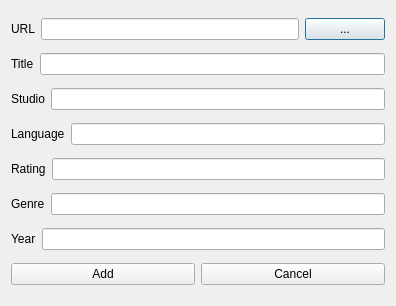
The window that addmoviedialog.ui (Zakhrov/WebPhonon) describes before a commit, drawn with Qt 5.
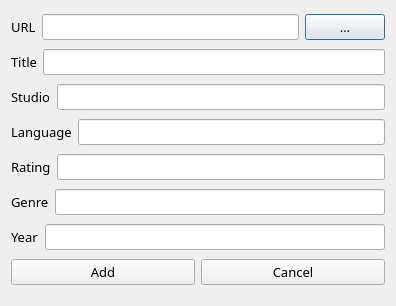
The same window after the commit. Icons and pictures are not drawn.

Patch:
```diff
--- a/addmoviedialog.ui
+++ b/addmoviedialog.ui
@@ -18,16 +18,41 @@
     <layout class="QHBoxLayout" name="horizontalLayout">
      <item>
       <widget class="QLabel" name="label">
+       <property name="font">
+        <font>
+         <family>AR CHRISTY</family>
+         <pointsize>10</pointsize>
+        </font>
+       </property>
        <property name="text">
         <string>URL</string>
        </property>
       </widget>
      </item>
      <item>
-      <widget class="QLineEdit" name="lineEdit"/>
+      <widget class="QLineEdit" name="lineEdit">
+       <property name="font">
+        <font>
+         <family>AR ESSENCE</family>
+         <pointsize>10</pointsize>
+        </font>
+       </property>
+       <property name="styleSheet">
+        <string notr="true">background-color: &quot;white&quot;</string>
+       </property>
+      </widget>
      </item>
      <item>
       <widget class="QPushButton" name="pushButton_3">
+       <property name="font">
+        <font>
+         <family>AR CHRISTY</family>
+         <pointsize>10</pointsize>
+        </font>
+       </property>
+       <property name="styleSheet">
+        <string notr="true">background-color: &quot;white&quot;</string>
+       </property>
        <property name="text">
         <string>...</string>
        </property>
@@ -39,13 +64,29 @@
     <layout class="QHBoxLayout" name="horizontalLayout_2">
      <item>
       <widget class="QLabel" name="label_2">
+       <property name="font">
+        <font>
+         <family>AR CHRISTY</family>
+         <pointsize>10</pointsize>
+        </font>
+       </property>
        <property name="text">
         <string>Title</string>
        </property>
       </widget>
      </item>
      <item>
-      <widget class="QLineEdit" name="lineEdit_2"/>
+      <widget class="QLineEdit" name="lineEdit_2">
+       <property name="font">
+        <font>
+         <family>AR ESSENCE</family>
+         <pointsize>10</pointsize>
+        </font>
+       </property>
+       <property name="styleSheet">
+        <string notr="true">background-color: &quot;white&quot;</string>
+       </property>
+      </widget>
      </item>
     </layout>
    </item>
@@ -53,13 +94,29 @@
     <layout class="QHBoxLayout" name="horizontalLayout_3">
      <item>
       <widget class="QLabel" name="label_3">
+       <property name="font">
+        <font>
+         <family>AR CHRISTY</family>
+         <pointsize>10</pointsize>
+        </font>
+       </property>
        <property name="text">
         <string>Studio</string>
        </property>
       </widget>
      </item>
      <item>
-      <widget class="QLineEdit" name="lineEdit_3"/>
+      <widget class="QLineEdit" name="lineEdit_3">
+       <property name="font">
+        <font>
+         <family>AR ESSENCE</family>
+         <pointsize>10</pointsize>
+        </font>
+       </property>
+       <property name="styleSheet">
+        <string notr="true">background-color: &quot;white&quot;</string>
+       </property>
+      </widget>
      </item>
     </layout>
    </item>
@@ -67,13 +124,29 @@
     <layout class="QHBoxLayout" name="horizontalLayout_4">
      <item>
       <widget class="QLabel" name="label_4">
+       <property name="font">
+        <font>
+         <family>AR CHRISTY</family>
+         <pointsize>10</pointsize>
+        </font>
+       </property>
        <property name="text">
         <string>Language</string>
        </property>
       </widget>
      </item>
      <item>
-      <widget class="QLineEdit" name="lineEdit_4"/>
+      <widget class="QLineEdit" name="lineEdit_4">
+       <property name="font">
+        <font>
+         <family>AR ESSENCE</family>
+         <pointsize>10</pointsize>
+        </font>
+       </property>
+       <property name="styleSheet">
+        <string notr="true">background-color: &quot;white&quot;</string>
+       </property>
+      </widget>
      </item>
     </layout>
    </item>
@@ -81,13 +154,29 @@
     <layout class="QHBoxLayout" name="horizontalLayout_5">
      <item>
       <widget class="QLabel" name="label_5">
+       <property name="font">
+        <font>
+         <family>AR CHRISTY</family>
+         <pointsize>10</pointsize>
+        </font>
+       </property>
        <property name="text">
         <string>Rating</string>
        </property>
       </widget>
      </item>
      <item>
-      <widget class="QLineEdit" name="lineEdit_5"/>
+      <widget class="QLineEdit" name="lineEdit_5">
+       <property name="font">
+        <font>
+         <family>AR ESSENCE</family>
+         <pointsize>10</pointsize>
+        </font>
+       </property>
+       <property name="styleSheet">
+        <string notr="true">background-color: &quot;white&quot;</string>
+       </property>
+      </widget>
      </item>
     </layout>
    </item>
@@ -95,13 +184,29 @@
     <layout class="QHBoxLayout" name="horizontalLayout_6">
      <item>
       <widget class="QLabel" name="label_6">
+       <property name="font">
+        <font>
+         <family>AR CHRISTY</family>
+         <pointsize>10</pointsize>
+        </font>
+       </property>
        <property name="text">
         <string>Genre</string>
        </property>
       </widget>
      </item>
      <item>
-      <widget class="QLineEdit" name="lineEdit_6"/>
+      <widget class="QLineEdit" name="lineEdit_6">
+       <property name="font">
+        <font>
+         <family>AR ESSENCE</family>
+         <pointsize>10</pointsize>
+        </font>
+       </property>
+       <property name="styleSheet">
+        <string notr="true">background-color: &quot;white&quot;</string>
+       </property>
+      </widget>
      </item>
     </layout>
    </item>
@@ -109,13 +214,29 @@
     <layout class="QHBoxLayout" name="horizontalLayout_7">
      <item>
       <widget class="QLabel" name="label_7">
+       <property name="font">
+        <font>
+         <family>AR CHRISTY</family>
+         <pointsize>10</pointsize>
+        </font>
+       </property>
        <property name="text">
         <string>Year</string>
        </property>
       </widget>
      </item>
      <item>
-      <widget class="QLineEdit" name="lineEdit_7"/>
+      <widget class="QLineEdit" name="lineEdit_7">
+       <property name="font">
+        <font>
+         <family>AR ESSENCE</family>
+         <pointsize>10</pointsize>
+        </font>
+       </property>
+       <property name="styleSheet">
+        <string notr="true">background-color: &quot;white&quot;</string>
+       </property>
+      </widget>
      </item>
     </layout>
    </item>
@@ -123,6 +244,15 @@
     <layout class="QHBoxLayout" name="horizontalLayout_8">
      <item>
       <widget class="QPushButton" name="pushButton">
+       <property name="font">
+        <font>
+         <family>AR CHRISTY</family>
+         <pointsize>10</pointsize>
+        </font>
+       </property>
+       <property name="styleSheet">
+        <string notr="true">background-color: &quot;white&quot;</string>
+       </property>
        <property name="text">
         <string>Add</string>
        </property>
@@ -130,6 +260,15 @@
      </item>
      <item>
       <widget class="QPushButton" name="pushButton_2">
+       <property name="font">
+        <font>
+         <family>AR CHRISTY</family>
+         <pointsize>10</pointsize>
+        </font>
+       </property>
+       <property name="styleSheet">
+        <string notr="true">background-color: &quot;white&quot;</string>
+       </property>
        <property name="text">
         <string>Cancel</string>
        </property>
```
Left out of the diff: 8 changed lines with no effect on the pictures.
